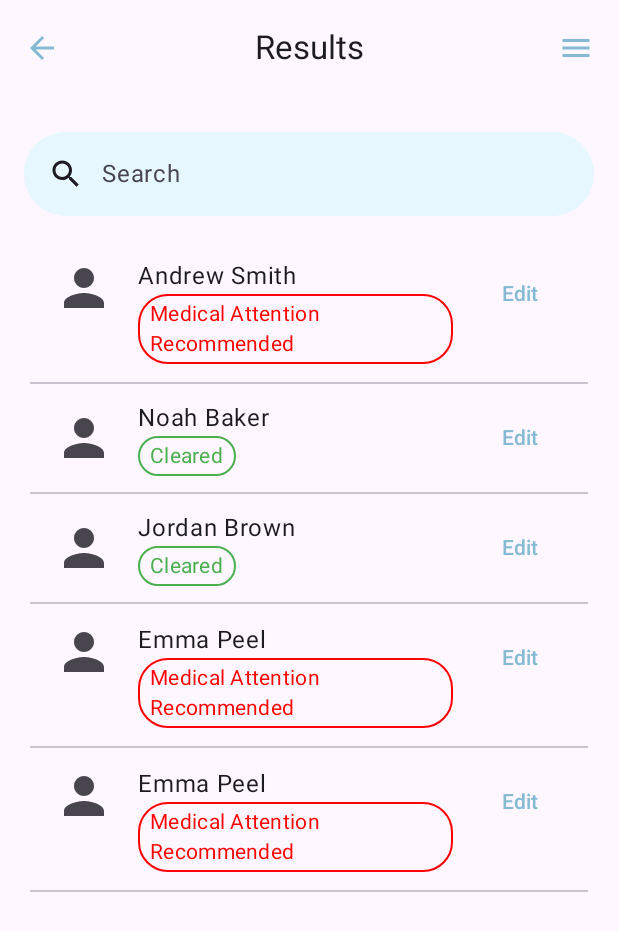
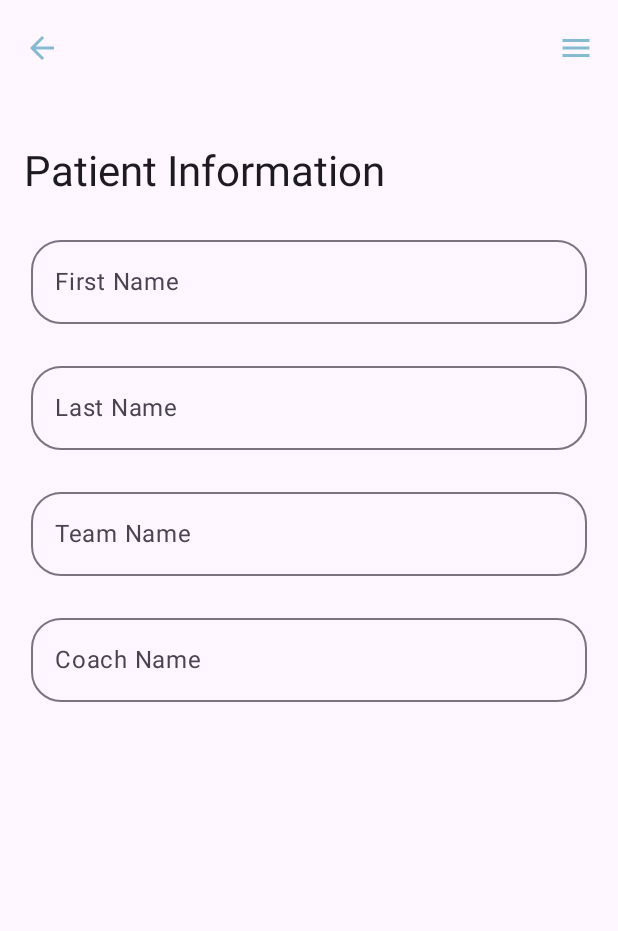
Before and after one commit to eugene-bosca/NeuroShield, an Android app built with Jetpack Compose: the screen it shows after launch (MainActivity), after a tap on "Test", on a phone screen of 412 x 824 dp. Shown: the top 931 px of the screen. Run offline under Robolectric (Android 15) with nearby library versions, the phone set to English and light mode, and no system bars.

Commit message:
User info page wip

```diff
--- a/frontend/app/src/main/java/com/example/neuroshield_app/navigation/Navigation.kt
+++ b/frontend/app/src/main/java/com/example/neuroshield_app/navigation/Navigation.kt
@@ -6,16 +6,21 @@ import androidx.navigation.compose.NavHost
 import androidx.navigation.compose.composable
 import com.example.neuroshield_app.presentation.screens.history.HistoryPageScreen
 import com.example.neuroshield_app.presentation.screens.home.HomePageScreen
+import com.example.neuroshield_app.presentation.screens.userInfo.UserInfoScreen
 
 
 @Composable
 fun Navigation(navController: NavHostController) {
     NavHost(navController = navController, startDestination = HomePage) {
         composable<HomePage> { HomePageScreen(
-            onClickHistory = {navController.navigate(route = HistoryPage)}
+            onClickHistory = {navController.navigate(route = HistoryPage)},
+            onClickUserInfo = {navController.navigate(route = UserInfoPage)}
         ) }
         composable<HistoryPage> { HistoryPageScreen(
             onClickHomePage = {navController.navigate(route = HomePage)},
         ) }
+        composable<UserInfoPage> { UserInfoScreen(
+            onClickHomePage = {navController.navigate(route = HomePage)}
+        ) }
     }
 }
--- a/frontend/app/src/main/java/com/example/neuroshield_app/navigation/Route.kt
+++ b/frontend/app/src/main/java/com/example/neuroshield_app/navigation/Route.kt
@@ -7,3 +7,6 @@ object HomePage
 
 @Serializable
 object HistoryPage
+
+@Serializable
+object UserInfoPage
--- a/frontend/app/src/main/java/com/example/neuroshield_app/presentation/screens/history/HistoryScreen.kt
+++ b/frontend/app/src/main/java/com/example/neuroshield_app/presentation/screens/history/HistoryScreen.kt
@@ -1,6 +1,5 @@
 package com.example.neuroshield_app.presentation.screens.history
 
-import android.graphics.pdf.PdfDocument.Page
 import androidx.compose.foundation.border
 import androidx.compose.foundation.layout.*
 import androidx.compose.foundation.lazy.LazyColumn
@@ -9,15 +8,12 @@ import androidx.compose.foundation.shape.RoundedCornerShape
 import androidx.compose.material.icons.Icons
 import androidx.compose.material.icons.automirrored.filled.ArrowBack
 import androidx.compose.material.icons.filled.Menu
-import androidx.compose.material.icons.filled.MoreVert
 import androidx.compose.material.icons.filled.Person
 import androidx.compose.material.icons.filled.Search
 import androidx.compose.material3.*
 import androidx.compose.runtime.*
-import androidx.compose.ui.Alignment
 import androidx.compose.ui.Modifier
 import androidx.compose.ui.graphics.Color
-import androidx.compose.ui.text.font.FontWeight
 import androidx.compose.ui.unit.dp
 
 data class PersonStatus(
@@ -35,7 +31,7 @@ fun HistoryPageScreen(onClickHomePage: () -> Unit) {
         PersonStatus("Noah Baker", "Cleared", false),
         PersonStatus("Jordan Brown", "Cleared", false),
         PersonStatus("Emma Peel", "Medical Attention Recommended", true),
-        PersonStatus("Emma Peel", "Medical Attention Recommended", true)
+        PersonStatus("Becky Peel", "Medical Attention Recommended", true)
     )
 
     // Search query state
--- a/frontend/app/src/main/java/com/example/neuroshield_app/presentation/screens/home/HomePageScreen.kt
+++ b/frontend/app/src/main/java/com/example/neuroshield_app/presentation/screens/home/HomePageScreen.kt
@@ -28,7 +28,7 @@ import com.example.neuroshield_app.R
 
 
 @Composable
-fun HomePageScreen(onClickHistory: () -> Unit) {
+fun HomePageScreen(onClickHistory: () -> Unit, onClickUserInfo: () -> Unit) {
     Scaffold(modifier = Modifier.fillMaxSize()) { innerPadding ->
         Image(
             painter = painterResource(id = R.drawable.neuroshield_wide),
@@ -62,7 +62,7 @@ fun HomePageScreen(onClickHistory: () -> Unit) {
                 verticalAlignment = Alignment.CenterVertically,
                 modifier = Modifier.padding(innerPadding)
             ) {
-                ElevatedButton(onClick = onClickHistory,
+                ElevatedButton(onClick = onClickUserInfo,
                         modifier = Modifier
                         .width(200.dp)
                         .height(60.dp),
--- /dev/null
+++ b/frontend/app/src/main/java/com/example/neuroshield_app/presentation/screens/userInfo/UserInfoScreen.kt
@@ -0,0 +1,120 @@
+package com.example.neuroshield_app.presentation.screens.userInfo
+
+import androidx.compose.foundation.layout.Column
+import androidx.compose.foundation.layout.Row
+import androidx.compose.foundation.layout.fillMaxSize
+import androidx.compose.foundation.layout.fillMaxWidth
+import androidx.compose.foundation.layout.padding
+import androidx.compose.foundation.layout.width
+import androidx.compose.foundation.shape.RoundedCornerShape
+import androidx.compose.material.icons.Icons
+import androidx.compose.material.icons.automirrored.filled.ArrowBack
+import androidx.compose.material.icons.filled.Menu
+import androidx.compose.material3.ExperimentalMaterial3Api
+import androidx.compose.material3.Icon
+import androidx.compose.material3.IconButton
+import androidx.compose.material3.LargeTopAppBar
+import androidx.compose.material3.OutlinedTextField
+import androidx.compose.material3.OutlinedTextFieldDefaults
+import androidx.compose.material3.Scaffold
+import androidx.compose.material3.Text
+import androidx.compose.runtime.Composable
+import androidx.compose.runtime.mutableStateOf
+import androidx.compose.runtime.remember
+import androidx.compose.ui.Alignment
+import androidx.compose.ui.Modifier
+import androidx.compose.ui.graphics.Color
+import androidx.compose.ui.unit.dp
+
+@OptIn(ExperimentalMaterial3Api::class)
+@Composable
+fun UserInfoScreen(onClickHomePage: () -> Unit) {
+    val firstNameState = remember { mutableStateOf("") }
+    val lastNameState = remember { mutableStateOf("") }
+    val teamNameState = remember { mutableStateOf("") }
+    val coachNameState = remember { mutableStateOf("") }
+
+    Scaffold(
+        topBar = {
+            LargeTopAppBar(
+                title = { Text("Patient Information") },
+                navigationIcon = {
+                    IconButton(onClick = onClickHomePage) {
+                        Icon(
+                            imageVector = Icons.AutoMirrored.Filled.ArrowBack,
+                            tint = Color(0xFF84BBD3),
+                            contentDescription = "Back"
+                        )
+                    }
+                },
+                actions = {
+                    IconButton(onClick = { /* do something */ }) {
+                        Icon(
+                            imageVector = Icons.Filled.Menu,
+                            tint = Color(0xFF84BBD3),
+                            contentDescription = "Menu"
+                        )
+                    }
+                }
+            )
+        }
+    ) { innerPadding ->
+        Column(
+            modifier = Modifier
+                .fillMaxWidth()
+                .padding(innerPadding),
+            horizontalAlignment = Alignment.CenterHorizontally
+        ) {
+            OutlinedTextField(
+                value = firstNameState.value,
+                onValueChange = { firstNameState.value = it },
+                label = { Text("First Name") },
+                modifier = Modifier.fillMaxWidth(0.90f)
+                    .padding(bottom = 20.dp),
+                shape = RoundedCornerShape(20.dp),
+                colors = OutlinedTextFieldDefaults.colors(
+                    focusedBorderColor = Color(0xFF84BBD3),
+                    focusedLabelColor = Color(0xFF84BBD3)
+                )
+            )
+            OutlinedTextField(
+                value = lastNameState.value,
+                onValueChange = { lastNameState.value = it },
+                label = { Text("Last Name") },
+                modifier = Modifier.fillMaxWidth(0.90f)
+                    .padding(bottom = 20.dp),
+                shape = RoundedCornerShape(20.dp),
+                colors = OutlinedTextFieldDefaults.colors(
+                    focusedBorderColor = Color(0xFF84BBD3),
+                    focusedLabelColor = Color(0xFF84BBD3)
+                )
+            )
+            OutlinedTextField(
+                value = teamNameState.value,
+                onValueChange = { teamNameState.value = it },
+                label = { Text("Team Name") },
+                modifier = Modifier.fillMaxWidth(0.90f)
+                    .padding(bottom = 20.dp),
+                shape = RoundedCornerShape(20.dp),
+                colors = OutlinedTextFieldDefaults.colors(
+                    focusedBorderColor = Color(0xFF84BBD3),
+                    focusedLabelColor = Color(0xFF84BBD3)
+                )
+            )
+            OutlinedTextField(
+                value = coachNameState.value,
+                onValueChange = { coachNameState.value = it },
+                label = { Text("Coach Name") },
+                modifier = Modifier.fillMaxWidth(0.90f)
+                    .padding(bottom = 20.dp),
+                shape = RoundedCornerShape(20.dp),
+                colors = OutlinedTextFieldDefaults.colors(
+                    focusedBorderColor = Color(0xFF84BBD3),
+                    focusedLabelColor = Color(0xFF84BBD3)
+                )
+            )
+            Row(){
+            }
+        }
+    }
+}
```
